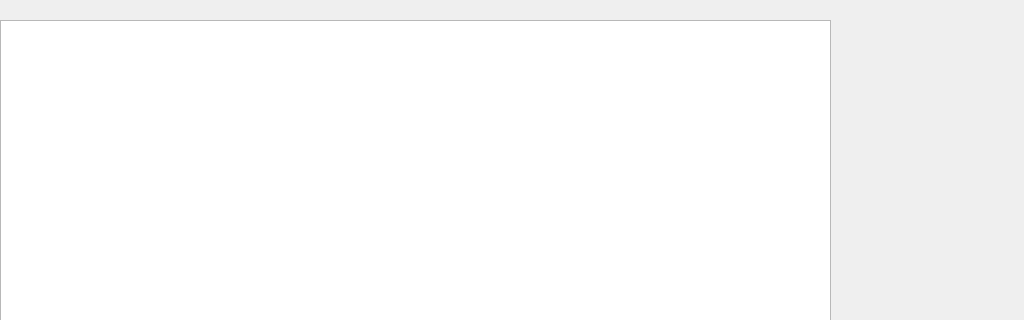
Above: BusBar-Qt/logs/logalarm/logalarmwid.ui from luozhiyong131/BusBar before the change; both pictures show x 0 to 1024 and y 0 to 320 of the 1024 by 512 pixel window. Below: the same form after it.
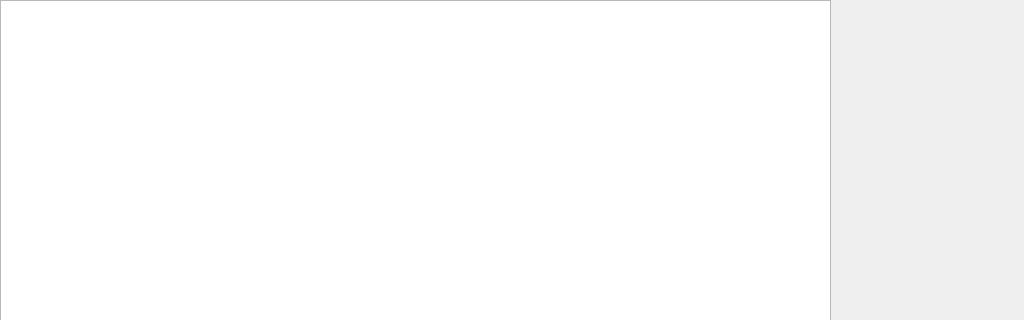
That is the form after the change.

The edit to the form file:
```diff
--- a/BusBar-Qt/logs/logalarm/logalarmwid.ui
+++ b/BusBar-Qt/logs/logalarm/logalarmwid.ui
@@ -17,9 +17,9 @@
    <property name="geometry">
     <rect>
      <x>0</x>
-     <y>20</y>
+     <y>0</y>
      <width>831</width>
-     <height>491</height>
+     <height>511</height>
     </rect>
    </property>
   </widget>
@@ -27,9 +27,9 @@
    <property name="geometry">
     <rect>
      <x>840</x>
-     <y>30</y>
+     <y>0</y>
      <width>180</width>
-     <height>441</height>
+     <height>511</height>
     </rect>
    </property>
   </widget>
```
